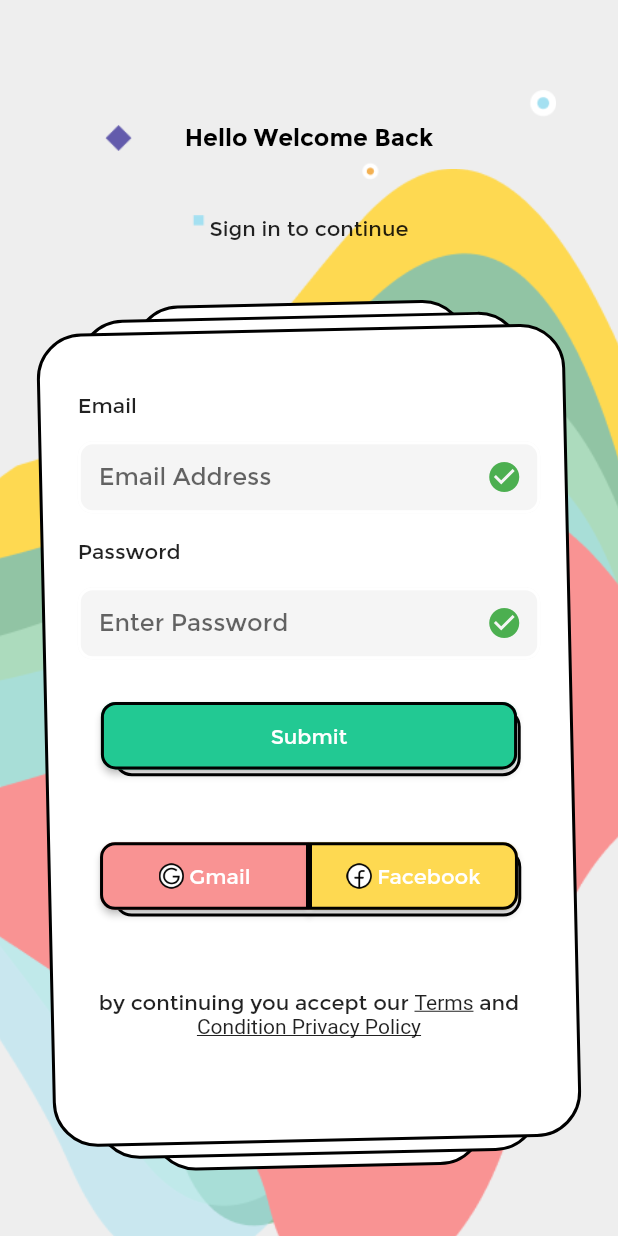
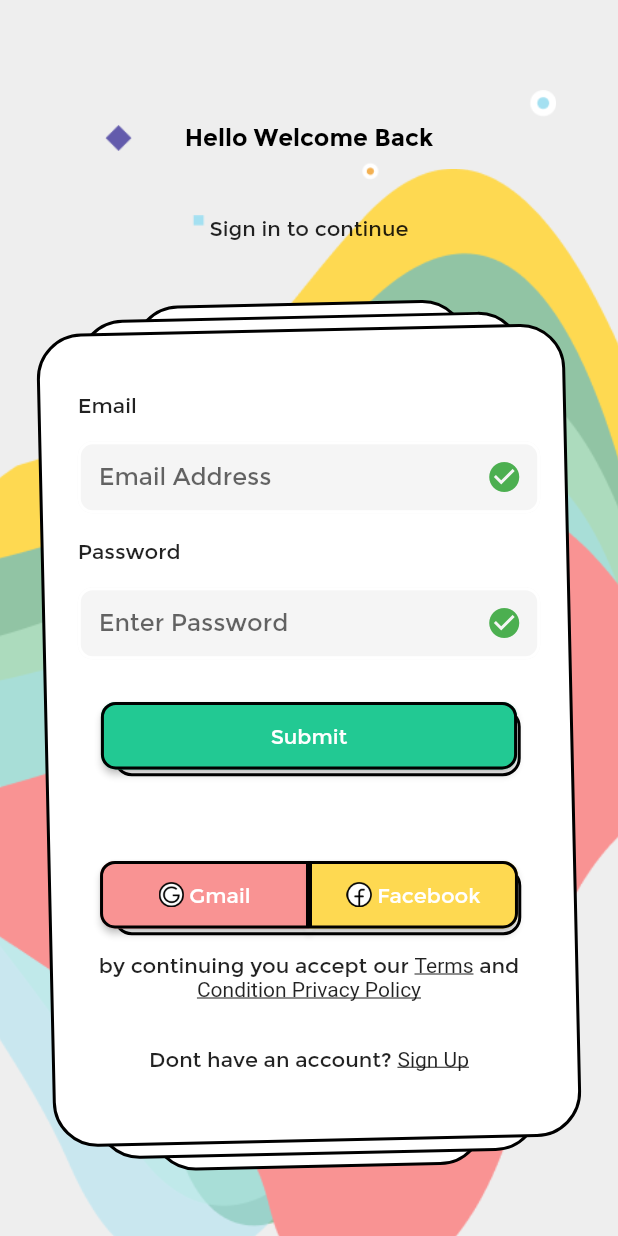
Before and after one commit to Ianodad/pet-finder-app-dribble-clone, a Flutter app: the screen it shows after launch, after a tap on "Get Started", on a phone screen of 412 x 824 dp. Run offline on Flutter 3.47's test engine with Material 2 defaults, Android fonts, the phone set to English and light mode, and no system bars.

Commit message:
added rigister screen

```diff
--- a/lib/Screens/SignIn/widget/body.dart
+++ b/lib/Screens/SignIn/widget/body.dart
@@ -1,10 +1,13 @@
-// ignore_for_file: prefer_const_constructors, prefer_const_literals_to_create_immutables, avoid_print
-
+// ignore_for_file: prefer_const_constructors, prefer_const_literals_to_create_immutables, avoid_print, must_be_immutable
+import 'package:flutter/gestures.dart';
 import 'package:flutter/material.dart';
-import 'package:pet_finder_app/Screens/SignIn/widget/background.dart';
 // import 'package:flutter_svg/svg.dart';
 import 'package:pet_finder_app/utils/color_constants.dart';
-import 'package:pet_finder_app/Screens/SignIn/widget/card_body.dart';
+import 'package:pet_finder_app/Widgets/CardBody/card.body.dart';
+
+import 'package:pet_finder_app/Screens/SignUp/signup.dart';
+import 'package:pet_finder_app/Screens/SignIn/widget/background.dart';
+import 'package:pet_finder_app/Screens/SignIn/widget/sign_in_form.dart';
 
 class Body extends StatelessWidget {
   const Body({Key? key}) : super(key: key);
@@ -38,6 +41,8 @@ class Body extends StatelessWidget {
                 child: SingleChildScrollView(
                   physics: ClampingScrollPhysics(),
                   child: CardBody(
+                    cardHeight: .70,
+                    cardWidth: .97,
                     child: Transform.rotate(
                       angle: .022,
                       child: LayoutBuilder(
@@ -53,7 +58,7 @@ class Body extends StatelessWidget {
                             mainAxisSize: MainAxisSize.max,
                             children: [
                               Expanded(
-                                flex: 3,
+                                flex: 5,
                                 child: SignInForm(
                                   constraints: constraints,
                                 ),
@@ -180,6 +185,36 @@ class Body extends StatelessWidget {
                                   ],
                                 ),
                               ),
+                              Expanded(
+                                child: Stack(
+                                  children: [
+                                    Text.rich(
+                                      textAlign: TextAlign.center,
+                                      TextSpan(
+                                        text: 'Dont have an account? ',
+                                        children: [
+                                          TextSpan(
+                                            text: 'Sign Up',
+                                            recognizer: TapGestureRecognizer()
+                                              ..onTap = () => Navigator.push(
+                                                    context,
+                                                    MaterialPageRoute(
+                                                      builder: (context) {
+                                                        return SignupScreen();
+                                                      },
+                                                    ),
+                                                  ),
+                                            style: TextStyle(
+                                              decoration:
+                                                  TextDecoration.underline,
+                                            ),
+                                          ),
+                                        ],
+                                      ),
+                                    ),
+                                  ],
+                                ),
+                              ),
                             ],
                           ),
                         ),
@@ -195,152 +230,3 @@ class Body extends StatelessWidget {
     );
   }
 }
-
-class SignInForm extends StatelessWidget {
-  SignInForm({super.key, required this.constraints});
-  final BoxConstraints constraints;
-  final formKey = GlobalKey<FormState>();
-
-  String email = '';
-  String password = '';
-
-  @override
-  Widget build(BuildContext context) {
-    return Form(
-      key: formKey,
-      child: Column(
-        crossAxisAlignment: CrossAxisAlignment.start,
-        children: [
-          Text("Email"),
-          SizedBox(height: constraints.maxHeight * .03),
-          emailField(),
-          SizedBox(height: constraints.maxHeight * .03),
-          Text("Password"),
-          SizedBox(height: constraints.maxHeight * .03),
-          passwordsField(),
-          SizedBox(height: constraints.maxHeight * .05),
-          submitButton(),
-        ],
-      ),
-    );
-  }
-
-  Widget emailField() {
-    return TextFormField(
-      keyboardType: TextInputType.emailAddress,
-      decoration: InputDecoration(
-        labelText: "Email Address",
-        hintText: 'userName@example.com',
-        enabledBorder: OutlineInputBorder(
-          borderSide: const BorderSide(color: Colors.white, width: 2.0),
-          borderRadius: BorderRadius.circular(10),
-        ),
-        suffixIcon: Icon(
-          Icons.check_circle,
-          color: Colors.green,
-        ),
-        contentPadding: EdgeInsets.only(
-          top: 14.0,
-          bottom: 14.0,
-          left: 14.0,
-          right: 14.0,
-        ),
-        border: OutlineInputBorder(),
-        filled: true,
-        fillColor: Colors.grey.shade100,
-      ),
-      validator: (value) {
-        if (!value!.contains("@")) {
-          return "Please enter valid email address";
-        }
-        return null;
-      },
-      onSaved: (value) {
-        print(value);
-      },
-    );
-  }
-
-  Widget passwordsField() {
-    return TextFormField(
-      obscureText: true,
-      decoration: InputDecoration(
-        labelText: "Enter Password",
-        hintText: "Password",
-        enabledBorder: OutlineInputBorder(
-          borderSide: const BorderSide(color: Colors.white, width: 2.0),
-          borderRadius: BorderRadius.circular(10),
-        ),
-        suffixIcon: Icon(
-          Icons.check_circle,
-          color: Colors.green,
-        ),
-        contentPadding: EdgeInsets.only(
-          top: 14.0,
-          bottom: 14.0,
-          left: 14.0,
-          right: 14.0,
-        ),
-        border: OutlineInputBorder(
-          borderRadius: BorderRadius.circular(10.0),
-        ),
-        filled: true,
-        fillColor: Colors.grey.shade100,
-      ),
-      validator: (value) {
-        if (value!.length < 4) {
-          return "Password Must be greater then 4 characters";
-        }
-        return null;
-      },
-      onSaved: (value) {
-        print(value);
-      },
-    );
-  }
-
-  Widget submitButton() {
-    return LayoutBuilder(
-      builder: (context, constraints) => SizedBox(
-        width: constraints.maxWidth,
-        height: 80,
-        child: Stack(
-          alignment: Alignment.topCenter,
-          children: <Widget>[
-            Positioned(
-              top: 6,
-              left: 24,
-              child: Container(
-                width: constraints.maxWidth * 0.88,
-                height: 45,
-                // color: Colors.yellow,
-                decoration: BoxDecoration(
-                  color: Colors.white,
-                  borderRadius: BorderRadius.circular(12),
-                  border: Border.all(color: Colors.black, width: 2),
-                ),
-              ),
-            ),
-            ElevatedButton(
-              onPressed: () {
-                if (formKey.currentState!.validate()) {
-                  formKey.currentState!.reset();
-                }
-                // print(formKey.currentState!.validate());
-              },
-              style: ElevatedButton.styleFrom(
-                backgroundColor: ColorConstant.primaryGreen,
-                minimumSize: Size(constraints.maxWidth * 0.90, 45),
-                shape: RoundedRectangleBorder(
-                  borderRadius: BorderRadius.circular(10),
-                ),
-                side: BorderSide(color: Colors.black, width: 2),
-              ),
-              child: Text("Submit"),
-            ),
-          ],
-        ),
-      ),
-    );
-  }
-}
--- /dev/null
+++ b/lib/Screens/SignIn/widget/sign_in_form.dart
@@ -0,0 +1,147 @@
+// ignore_for_file: public_member_api_docs, sort_constructors_first
+import 'package:flutter/material.dart';
+
+import "package:pet_finder_app/mixins/validation.dart";
+import 'package:pet_finder_app/utils/color_constants.dart';
+
+class SignInForm extends StatelessWidget with ValidationMixin {
+  SignInForm({
+    Key? key,
+    required this.constraints,
+  }) : super(key: key);
+  final BoxConstraints constraints;
+  final formKey = GlobalKey<FormState>();
+
+  String email = '';
+  String password = '';
+
+  @override
+  Widget build(BuildContext context) {
+    return Form(
+      key: formKey,
+      child: Column(
+        crossAxisAlignment: CrossAxisAlignment.start,
+        children: [
+          const Text("Email"),
+          SizedBox(height: constraints.maxHeight * .03),
+          emailField(),
+          SizedBox(height: constraints.maxHeight * .03),
+          const Text("Password"),
+          SizedBox(height: constraints.maxHeight * .03),
+          passwordsField(),
+          SizedBox(height: constraints.maxHeight * .05),
+          submitButton(),
+        ],
+      ),
+    );
+  }
+
+  Widget emailField() {
+    return TextFormField(
+      keyboardType: TextInputType.emailAddress,
+      decoration: InputDecoration(
+        labelText: "Email Address",
+        hintText: 'userName@example.com',
+        enabledBorder: OutlineInputBorder(
+          borderSide: const BorderSide(color: Colors.white, width: 2.0),
+          borderRadius: BorderRadius.circular(10),
+        ),
+        suffixIcon: const Icon(
+          Icons.check_circle,
+          color: Colors.green,
+        ),
+        contentPadding: const EdgeInsets.only(
+          top: 14.0,
+          bottom: 14.0,
+          left: 14.0,
+          right: 14.0,
+        ),
+        border: const OutlineInputBorder(),
+        filled: true,
+        fillColor: Colors.grey.shade100,
+      ),
+      validator: validateEmail,
+      onSaved: (value) {
+        print(value);
+      },
+    );
+  }
+
+  Widget passwordsField() {
+    return TextFormField(
+      obscureText: true,
+      decoration: InputDecoration(
+        labelText: "Enter Password",
+        hintText: "Password",
+        enabledBorder: OutlineInputBorder(
+          borderSide: const BorderSide(color: Colors.white, width: 2.0),
+          borderRadius: BorderRadius.circular(10),
+        ),
+        suffixIcon: const Icon(
+          Icons.check_circle,
+          color: Colors.green,
+        ),
+        contentPadding: const EdgeInsets.only(
+          top: 14.0,
+          bottom: 14.0,
+          left: 14.0,
+          right: 14.0,
+        ),
+        border: OutlineInputBorder(
+          borderRadius: BorderRadius.circular(10.0),
+        ),
+        filled: true,
+        fillColor: Colors.grey.shade100,
+      ),
+      validator: validatePassword,
+      onSaved: (value) {
+        print(value);
+      },
+    );
+  }
+
+  Widget submitButton() {
+    return LayoutBuilder(
+      builder: (context, constraints) => SizedBox(
+        width: constraints.maxWidth,
+        height: 80,
+        child: Stack(
+          alignment: Alignment.topCenter,
+          children: <Widget>[
+            Positioned(
+              top: 6,
+              left: 24,
+              child: Container(
+                width: constraints.maxWidth * 0.88,
+                height: 45,
+                // color: Colors.yellow,
+                decoration: BoxDecoration(
+                  color: Colors.white,
+                  borderRadius: BorderRadius.circular(12),
+                  border: Border.all(color: Colors.black, width: 2),
+                ),
+              ),
+            ),
+            ElevatedButton(
+              onPressed: () {
+                if (formKey.currentState!.validate()) {
+                  formKey.currentState!.reset();
+                }
+                // print(formKey.currentState!.validate());
+              },
+              style: ElevatedButton.styleFrom(
+                backgroundColor: ColorConstant.primaryGreen,
+                minimumSize: Size(constraints.maxWidth * 0.90, 45),
+                shape: RoundedRectangleBorder(
+                  borderRadius: BorderRadius.circular(10),
+                ),
+                side: const BorderSide(color: Colors.black, width: 2),
+              ),
+              child: const Text("Submit"),
+            ),
+          ],
+        ),
+      ),
+    );
+  }
+}
--- a/lib/Screens/SignIn/widget/card_body.dart
+++ b/lib/Widgets/CardBody/card.body.dart
@@ -4,8 +4,12 @@ class CardBody extends StatelessWidget {
   const CardBody({
     super.key,
     required this.child,
+    required this.cardWidth,
+    required this.cardHeight,
   });
   final Widget child;
+  final double cardWidth;
+  final double cardHeight;
 
   @override
   Widget build(BuildContext context) {
@@ -15,8 +19,8 @@ class CardBody extends StatelessWidget {
     return Stack(
       children: [
         Container(
-          height: size.height * .70,
-          width: size.width * .97,
+          height: size.height * cardHeight,
+          width: size.width * cardWidth,
           decoration: BoxDecoration(
             // color: Colors.white,
             borderRadius: BorderRadius.circular(30),
```
Also changed, not shown: lib/Screens/SignUp/signup.dart (added, +19 -0 lines), lib/Screens/SignUp/widget/background.dart (added, +40 -0 lines), lib/Screens/SignUp/widget/body.dart (added, +108 -0 lines), lib/Screens/SignUp/widget/sign_up_form.dart (added, +146 -0 lines), lib/mixins/validation.dart (added, +15 -0 lines), lib/Screens/signup.dart (deleted).
